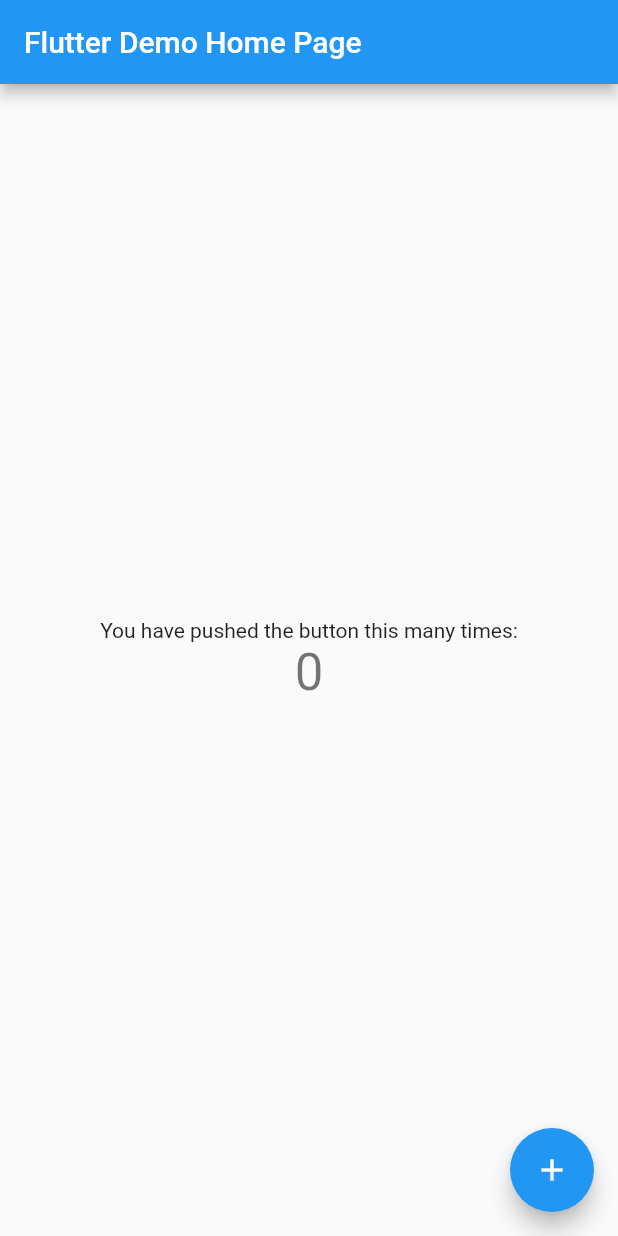
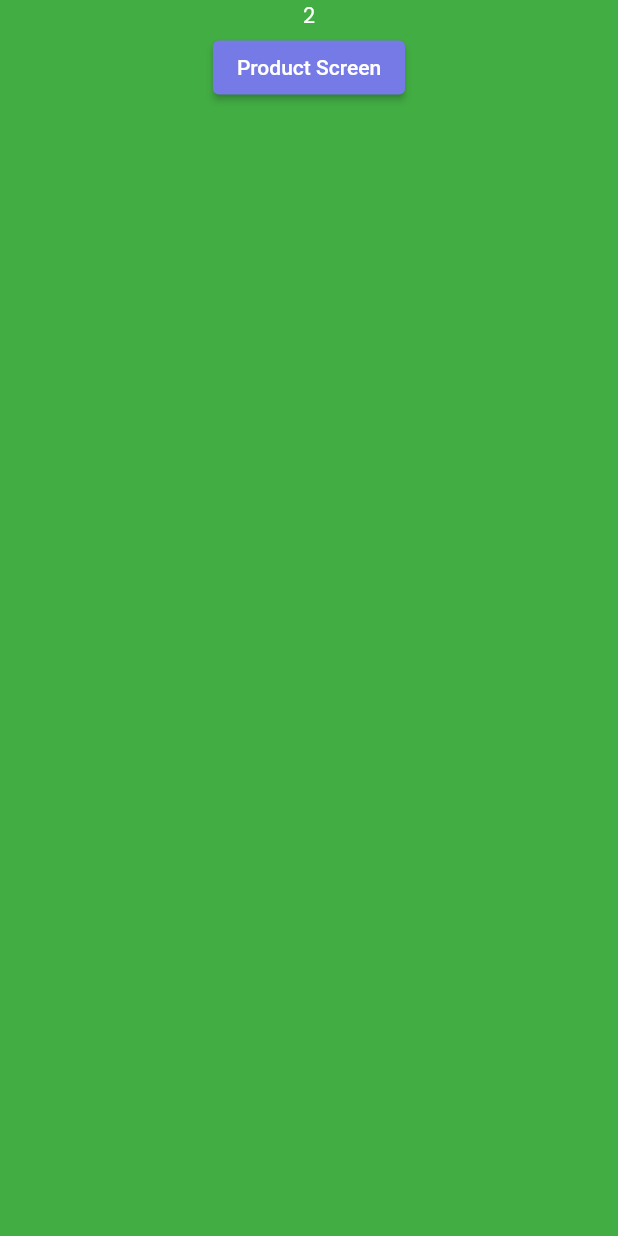
Before and after one commit to rezahartono/my-todo-app, a Flutter app: the screen it shows after launch, on a phone screen of 412 x 824 dp. Run offline on Flutter 3.47's test engine with Material 2 defaults, Android fonts, the phone set to English and light mode, and no system bars; our stand-ins replace get, get_storage, google_fonts, logger.

Commit message:
Commited by RezaH

```diff
--- a/lib/main.dart
+++ b/lib/main.dart
@@ -1,5 +1,6 @@
 import 'package:flutter/material.dart';
 import 'package:intl/date_symbol_data_local.dart';
+import 'package:my_todo/presentation/my_todo_app.dart';
 import 'package:my_todo/utils/constants/string_constant.dart';
 
 void main() {
@@ -10,113 +11,3 @@ void main() {
     ),
   );
 }
-
-class MyTodoApp extends StatelessWidget {
-  const MyTodoApp({super.key});
-
-  // This widget is the root of your application.
-  @override
-  Widget build(BuildContext context) {
-    return MaterialApp(
-      title: 'Flutter Demo',
-      theme: ThemeData(
-        // This is the theme of your application.
-        //
-        // Try running your application with "flutter run". You'll see the
-        // application has a blue toolbar. Then, without quitting the app, try
-        // changing the primarySwatch below to Colors.green and then invoke
-        // "hot reload" (press "r" in the console where you ran "flutter run",
-        // or simply save your changes to "hot reload" in a Flutter IDE).
-        // Notice that the counter didn't reset back to zero; the application
-        // is not restarted.
-        primarySwatch: Colors.blue,
-      ),
-      home: const MyHomePage(title: 'Flutter Demo Home Page'),
-    );
-  }
-}
-
-class MyHomePage extends StatefulWidget {
-  const MyHomePage({super.key, required this.title});
-
-  // This widget is the home page of your application. It is stateful, meaning
-  // that it has a State object (defined below) that contains fields that affect
-  // how it looks.
-
-  // This class is the configuration for the state. It holds the values (in this
-  // case the title) provided by the parent (in this case the App widget) and
-  // used by the build method of the State. Fields in a Widget subclass are
-  // always marked "final".
-
-  final String title;
-
-  @override
-  State<MyHomePage> createState() => _MyHomePageState();
-}
-
-class _MyHomePageState extends State<MyHomePage> {
-  int _counter = 0;
-
-  void _incrementCounter() {
-    setState(() {
-      // This call to setState tells the Flutter framework that something has
-      // changed in this State, which causes it to rerun the build method below
-      // so that the display can reflect the updated values. If we changed
-      // _counter without calling setState(), then the build method would not be
-      // called again, and so nothing would appear to happen.
-      _counter++;
-    });
-  }
-
-  @override
-  Widget build(BuildContext context) {
-    // This method is rerun every time setState is called, for instance as done
-    // by the _incrementCounter method above.
-    //
-    // The Flutter framework has been optimized to make rerunning build methods
-    // fast, so that you can just rebuild anything that needs updating rather
-    // than having to individually change instances of widgets.
-    return Scaffold(
-      appBar: AppBar(
-        // Here we take the value from the MyHomePage object that was created by
-        // the App.build method, and use it to set our appbar title.
-        title: Text(widget.title),
-      ),
-      body: Center(
-        // Center is a layout widget. It takes a single child and positions it
-        // in the middle of the parent.
-        child: Column(
-          // Column is also a layout widget. It takes a list of children and
-          // arranges them vertically. By default, it sizes itself to fit its
-          // children horizontally, and tries to be as tall as its parent.
-          //
-          // Invoke "debug painting" (press "p" in the console, choose the
-          // "Toggle Debug Paint" action from the Flutter Inspector in Android
-          // Studio, or the "Toggle Debug Paint" command in Visual Studio Code)
-          // to see the wireframe for each widget.
-          //
-          // Column has various properties to control how it sizes itself and
-          // how it positions its children. Here we use mainAxisAlignment to
-          // center the children vertically; the main axis here is the vertical
-          // axis because Columns are vertical (the cross axis would be
-          // horizontal).
-          mainAxisAlignment: MainAxisAlignment.center,
-          children: <Widget>[
-            const Text(
-              'You have pushed the button this many times:',
-            ),
-            Text(
-              '$_counter',
-              style: Theme.of(context).textTheme.headline4,
-            ),
-          ],
-        ),
-      ),
-      floatingActionButton: FloatingActionButton(
-        onPressed: _incrementCounter,
-        tooltip: 'Increment',
-        child: const Icon(Icons.add),
-      ), // This trailing comma makes auto-formatting nicer for build methods.
-    );
-  }
-}
--- /dev/null
+++ b/lib/presentation/app_routes.dart
@@ -0,0 +1,20 @@
+import 'package:flutter/material.dart';
+import 'package:get/get.dart';
+import 'package:my_todo/presentation/pages/splash_page.dart';
+
+class AppRoute {
+  static final pages = [
+    GetPage(
+      name: RouteName.splashScreen,
+      page: () => const SplashPage(),
+      middlewares: const [],
+      curve: Curves.easeOut,
+      transition: Transition.fadeIn,
+      transitionDuration: const Duration(milliseconds: 500),
+    ),
+  ];
+}
+
+abstract class RouteName {
+  static const splashScreen = '/';
+}
--- /dev/null
+++ b/lib/presentation/bindings/splash_binding.dart
@@ -0,0 +1,9 @@
+import 'package:get/get.dart';
+import 'package:my_todo/presentation/controllers/splash_controller.dart';
+
+class SplashBinding implements Bindings {
+  @override
+  void dependencies() {
+    Get.lazyPut<SplashController>(() => SplashController());
+  }
+}
--- /dev/null
+++ b/lib/presentation/controllers/splash_controller.dart
@@ -0,0 +1,11 @@
+import 'package:get/get.dart';
+
+class SplashController extends GetxController {
+  SplashController();
+  final number = 1.obs;
+
+  increment() {
+    number.value++;
+    update();
+  }
+}
--- /dev/null
+++ b/lib/presentation/my_todo_app.dart
@@ -0,0 +1,23 @@
+import 'package:flutter/material.dart';
+import 'package:get/get.dart';
+import 'package:my_todo/presentation/app_routes.dart';
+import 'package:my_todo/presentation/bindings/splash_binding.dart';
+import 'package:my_todo/presentation/pages/splash_page.dart';
+import 'package:my_todo/utils/styles/theme.dart';
+
+class MyTodoApp extends StatelessWidget {
+  const MyTodoApp({super.key});
+
+  @override
+  Widget build(BuildContext context) {
+    return GetMaterialApp(
+      title: 'MY-TODO APPS',
+      debugShowCheckedModeBanner: false,
+      getPages: AppRoute.pages,
+      home: const SplashPage(),
+      initialBinding: SplashBinding(),
+      theme: theme.light(),
+      darkTheme: theme.dark(),
+    );
+  }
+}
--- /dev/null
+++ b/lib/presentation/pages/splash_page.dart
@@ -0,0 +1,46 @@
+import 'package:flutter/material.dart';
+import 'package:get/get.dart';
+import 'package:my_todo/presentation/controllers/splash_controller.dart';
+import 'package:my_todo/utils/styles/layout_config.dart';
+import 'package:my_todo/utils/styles/theme.dart';
+
+class SplashPage extends GetView<SplashController> {
+  const SplashPage({super.key});
+
+  @override
+  Widget build(BuildContext context) {
+    layoutConfig.init(context);
+    return GetX(
+      init: controller,
+      tag: 'SplashPage',
+      initState: (state) {
+        controller.increment();
+      },
+      builder: (context) {
+        return Scaffold(
+          body: SafeArea(
+            child: Container(
+              width: layoutConfig.screenWidth,
+              height: layoutConfig.screenHeight,
+              color: color.green,
+              child: Center(
+                child: Column(
+                  children: [
+                    Text(
+                      "${context.number.value}",
+                      style: textStyle.whiteText,
+                    ),
+                    ElevatedButton(
+                      onPressed: () => context.increment(),
+                      child: const Text('Product Screen'),
+                    ),
+                  ],
+                ),
+              ),
+            ),
+          ),
+        );
+      },
+    );
+  }
+}
--- a/lib/utils/environment/environment.dart
+++ /dev/null
@@ -1,9 +0,0 @@
-// ignore_for_file: non_constant_identifier_names, unnecessary_new
-
-class AppEnvironment {
-  Uri baseUrl({required String path}) {
-    return Uri.parse("http://192.168.1.1/money-record/api/v1/$path");
-  }
-}
-
-AppEnvironment environment = new AppEnvironment();
```
Also changed, not shown: pubspec.yaml (+5 -3 lines), pubspec.lock, 1 other file.
